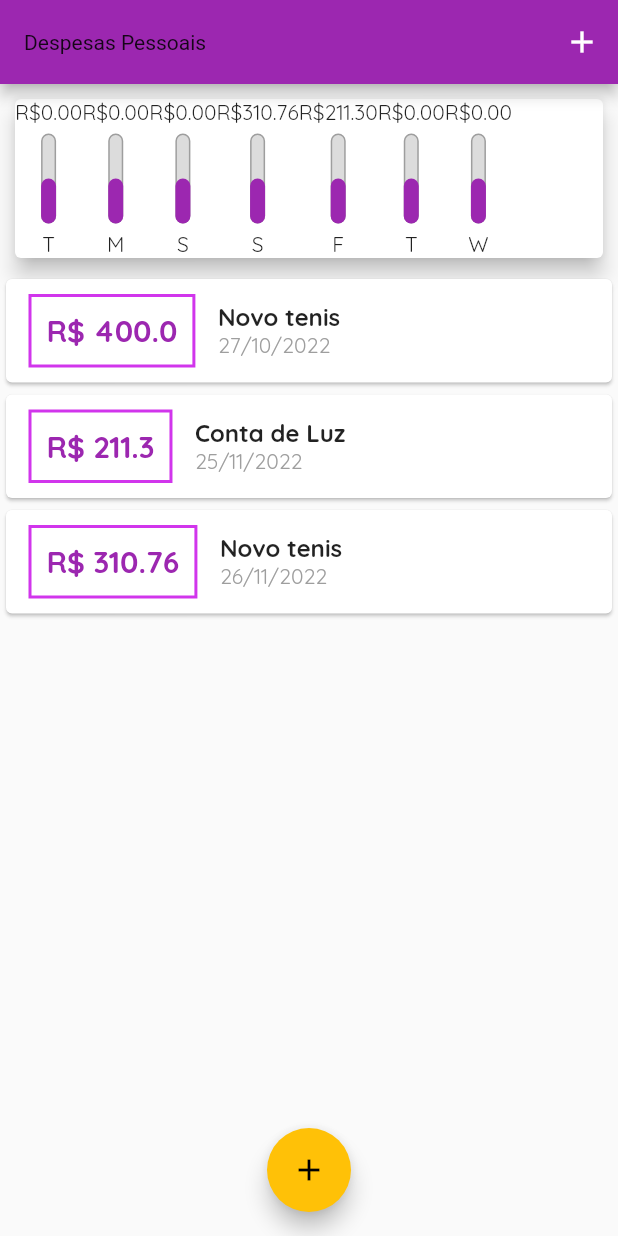
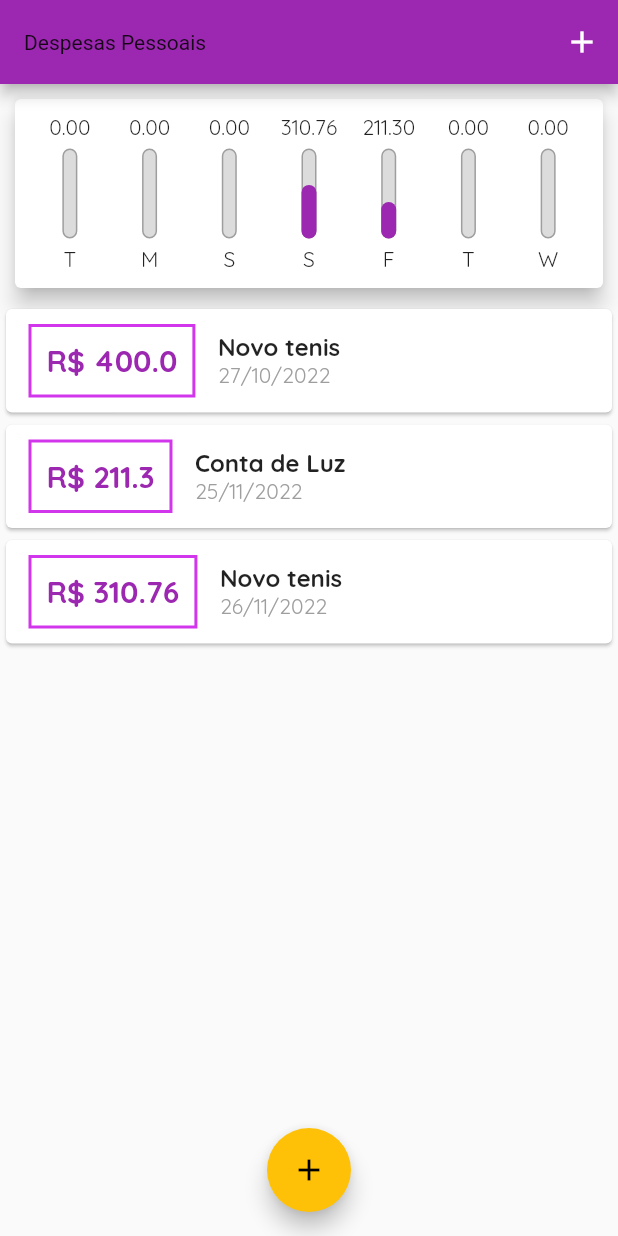
Before and after one commit to paulovictorbuenoflores/curso_flutter_completo, a Flutter app: the screen it shows after launch, on a phone screen of 412 x 824 dp. Run offline on Flutter 3.47's test engine with Material 2 defaults, Android fonts, the phone set to English and light mode, and no system bars.

Commit message:
finalizando o chart widget, o elemento FittedBox

```diff
--- a/construindo_app_real_despesas_pessoais_4/expenses/lib/components/chart.dart
+++ b/construindo_app_real_despesas_pessoais_4/expenses/lib/components/chart.dart
@@ -33,20 +33,32 @@ class Chart extends StatelessWidget {
     });
   }
 
+  double get _valorTotalDaSemana {
+    return groupedTransactions.fold(0.0, (sum, tr) {
+      return sum + (tr['value'] as double);
+    });
+  }
+
   @override
   Widget build(BuildContext context) {
     groupedTransactions;
     return Card(
       elevation: 6,
       margin: EdgeInsets.all(10),
+      child: Padding(
+        padding: const EdgeInsets.all(10),
         child: Row(
           children: groupedTransactions.map((tr) {
-          return ChartBar(
+            return Flexible(
+              fit: FlexFit.tight,
+              child: ChartBar(
                 label: tr['day'].toString(),
                 value: double.parse(tr['value'].toString()),
-            percentage: 0,
+                percentage: (tr['value'] as double) / _valorTotalDaSemana,
+              ),
             );
           }).toList(),
+        ),
       ),
     );
   }
--- a/construindo_app_real_despesas_pessoais_4/expenses/lib/components/chart_bar.dart
+++ b/construindo_app_real_despesas_pessoais_4/expenses/lib/components/chart_bar.dart
@@ -17,7 +17,9 @@ class ChartBar extends StatelessWidget {
   Widget build(BuildContext context) {
     return Column(
       children: <Widget>[
-        Text('R\$${value?.toStringAsFixed(2)}'),
+        FittedBox(
+          child: Text('${value?.toStringAsFixed(2)}'),
+        ),
         SizedBox(height: 5),
         Container(
           height: 60,
@@ -36,7 +38,7 @@ class ChartBar extends StatelessWidget {
                 ),
               ),
               FractionallySizedBox(
-                heightFactor: 0.5,
+                heightFactor: percentage,
                 child: Container(
                   decoration: BoxDecoration(
                     color: Theme.of(context).primaryColor,
```
Lines whose indentation alone changed are shown as unchanged.
